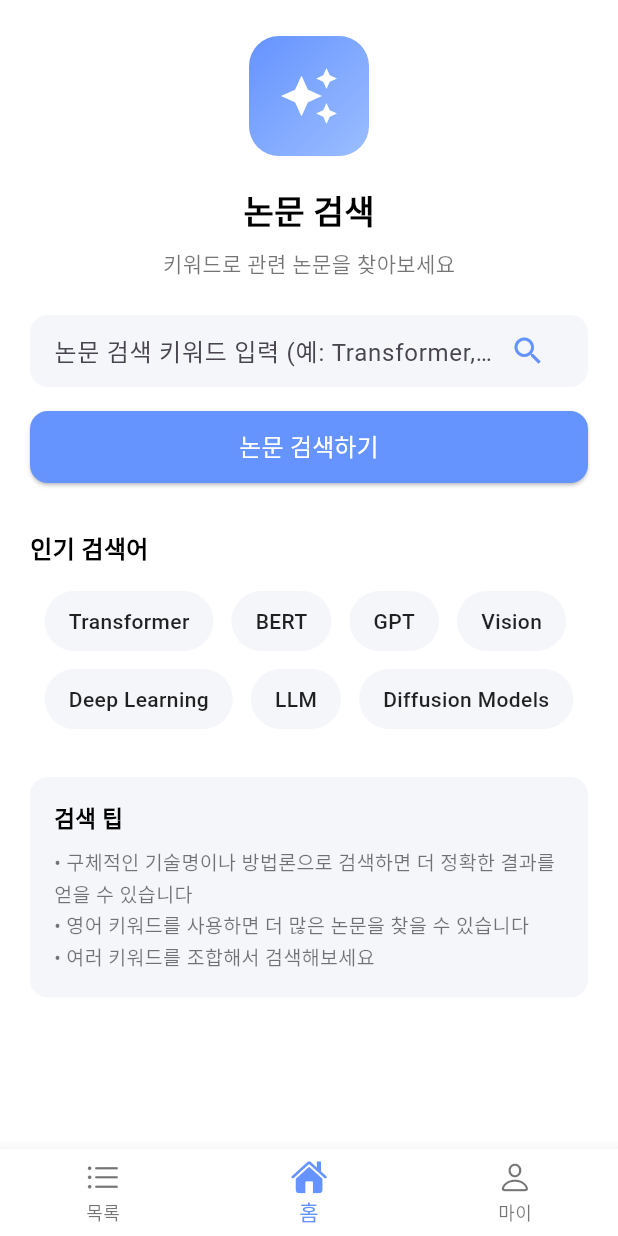
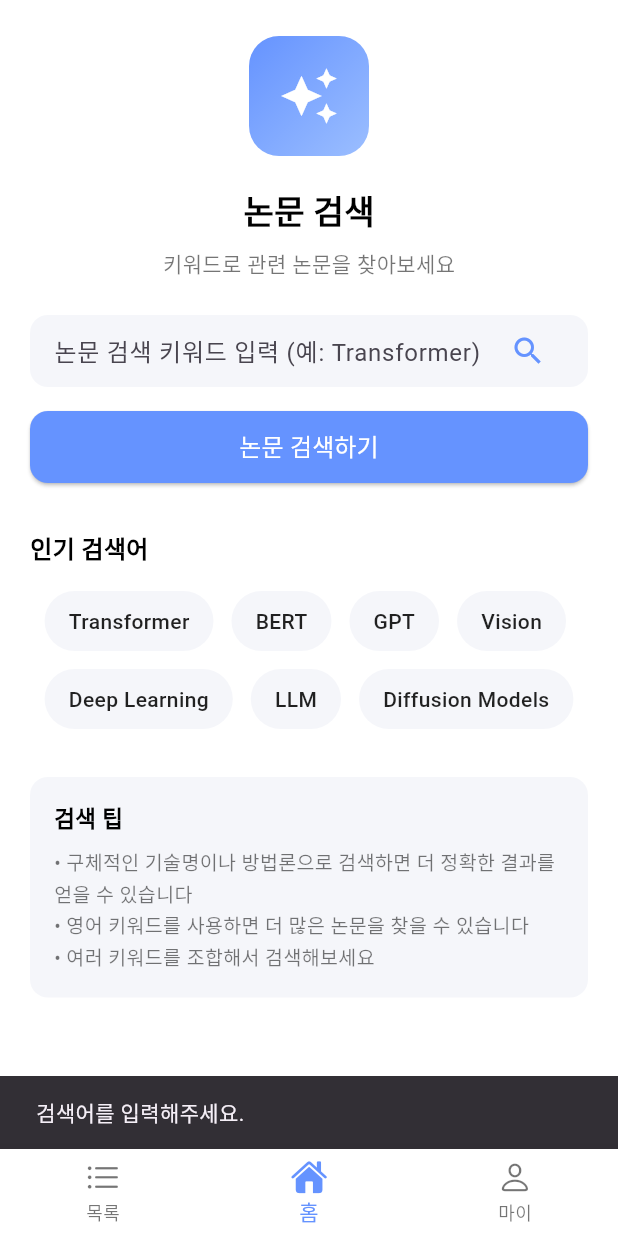
Before and after one commit to SSU-RSP/RSP-Frontend, a Flutter app: the screen it shows after launch, after a tap on "로그인", after a tap on the "search" icon, on a phone screen of 412 x 824 dp. Run offline on Flutter 3.47's test engine with Material 3 defaults, Android fonts, the light colour scheme and no system bars.

Commit message:
홈 : 검색 결과 페이지 추가 (#6)

```diff
--- a/lib/features/Home/home_screen.dart
+++ b/lib/features/Home/home_screen.dart
@@ -1,7 +1,65 @@
 import 'package:flutter/material.dart';
+import 'search_result_screen.dart';
 
-class HomePage extends StatelessWidget {
+
+class HomePage extends StatefulWidget {
   const HomePage({super.key});
+
+  @override
+  State<HomePage> createState() => _HomePageState();
+}
+
+class _HomePageState extends State<HomePage> {
+  final TextEditingController _searchController = TextEditingController();
+
+  /// 검색 실행 함수
+  void _executeSearch() {
+    final query = _searchController.text.trim();
+
+    if (query.isEmpty) {
+      ScaffoldMessenger.of(context).showSnackBar(
+        const SnackBar(content: Text("검색어를 입력해주세요.")),
+      );
+      return;
+    }
+
+    // TODO: 실제 API 연동 자리
+    // 지금은 임시 데이터로 예시 보여줌
+    final dummyResults = [
+      PaperItem(
+        title: '"$query"와 관련된 딥러닝 연구',
+        authors: "Research Team A et al.",
+        conference: "ICML",
+        year: 2024,
+        summary: "이 논문은 $query 에 대한 최신 연구를 다룹니다. "
+            "혁신적인 접근으로 기존 한계를 극복하고 성능을 향상시켰습니다.",
+      ),
+      PaperItem(
+        title: "$query 기반 새로운 아키텍처 설계",
+        authors: "Research Team B et al.",
+        conference: "NeurIPS",
+        year: 2023,
+        summary: "$query 를 활용한 아키텍처의 최적화 연구입니다. "
+            "실험 결과 기존 모델 대비 성능 향상을 확인했습니다.",
+      ),
+      PaperItem(
+        title: "$query 의 실제 응용 사례 연구",
+        authors: "Industry Team C et al.",
+        conference: "ICLR",
+        year: 2024,
+        summary: "$query 기술을 실제 산업 현장에 적용한 사례를 분석하고, "
+            "안정성을 평가한 연구입니다.",
+      ),
+    ];
+
+    Navigator.push(
+      context,
+      MaterialPageRoute(
+        builder: (_) => SearchResultScreen(query: query, results: dummyResults),
+      ),
+    );
+  }
+
 
   @override
   Widget build(BuildContext context) {
@@ -63,17 +121,16 @@ class HomePage extends StatelessWidget {
                   children: [
                     Expanded(
                       child: TextField(
+                        controller: _searchController,
                         decoration: const InputDecoration(
-                          hintText: "논문 검색 키워드 입력 (예: Transformer, Computer Vision)",
+                          hintText: "논문 검색 키워드 입력 (예: Transformer)",
                           border: InputBorder.none,
                         ),
                       ),
                     ),
                     IconButton(
                       icon: const Icon(Icons.search, color: Color(0xFF6593FF)),
-                      onPressed: () {
-                        // TODO: 검색 실행
-                      },
+                      onPressed: _executeSearch,
                     ),
                   ],
                 ),
@@ -85,9 +142,7 @@ class HomePage extends StatelessWidget {
                 width: double.infinity,
                 height: 48,
                 child: ElevatedButton(
-                  onPressed: () {
-                    // TODO: 검색 실행
-                  },
+                  onPressed: _executeSearch,
                   style: ElevatedButton.styleFrom(
                     backgroundColor: const Color(0xFF6593FF),
                     shape: RoundedRectangleBorder(
--- a/lib/features/Login/login_screen.dart
+++ b/lib/features/Login/login_screen.dart
@@ -1,5 +1,5 @@
 import 'package:flutter/material.dart';
-import 'package:rsp_frontend/home_screen.dart';
+import 'package:rsp_frontend/main_screen.dart';
 
 class LoginScreen extends StatelessWidget {
   const LoginScreen({super.key});
```
Also changed, not shown: lib/features/Home/search_result_screen.dart (added, +131 -0 lines), lib/main_screen.dart (line endings or trailing spaces).
